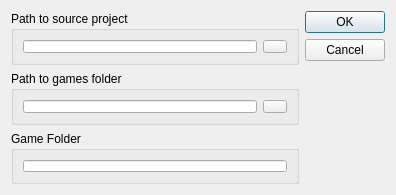
Before: the Qt Designer form src/dialogimportproject.ui in EasyRPG/Editor, drawn with Qt 5.
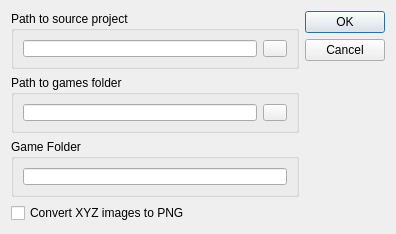
After: the same form once the commit is applied. Icons and pictures are not drawn.

Commit message: Add option to convert XYZ images to PNG while importing projects

Diff of the .ui file:
```diff
--- a/src/dialogimportproject.ui
+++ b/src/dialogimportproject.ui
@@ -7,19 +7,19 @@
     <x>0</x>
     <y>0</y>
     <width>396</width>
-    <height>195</height>
+    <height>234</height>
    </rect>
   </property>
   <property name="minimumSize">
    <size>
     <width>396</width>
-    <height>195</height>
+    <height>234</height>
    </size>
   </property>
   <property name="maximumSize">
    <size>
     <width>396</width>
-    <height>195</height>
+    <height>234</height>
    </size>
   </property>
   <property name="windowTitle">
@@ -94,6 +94,13 @@
        </layout>
       </widget>
      </item>
+     <item>
+      <widget class="QCheckBox" name="checkConvertXYZ">
+       <property name="text">
+        <string>Convert XYZ images to PNG</string>
+       </property>
+      </widget>
+     </item>
     </layout>
    </item>
    <item>
```
Left out of the diff: 2 changed lines with no effect on the pictures. The commit also changes 4 other files.
